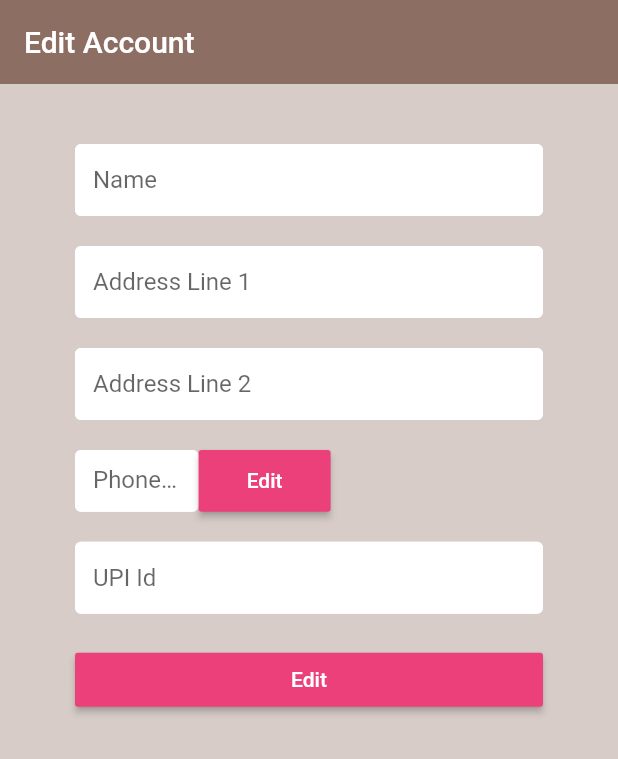
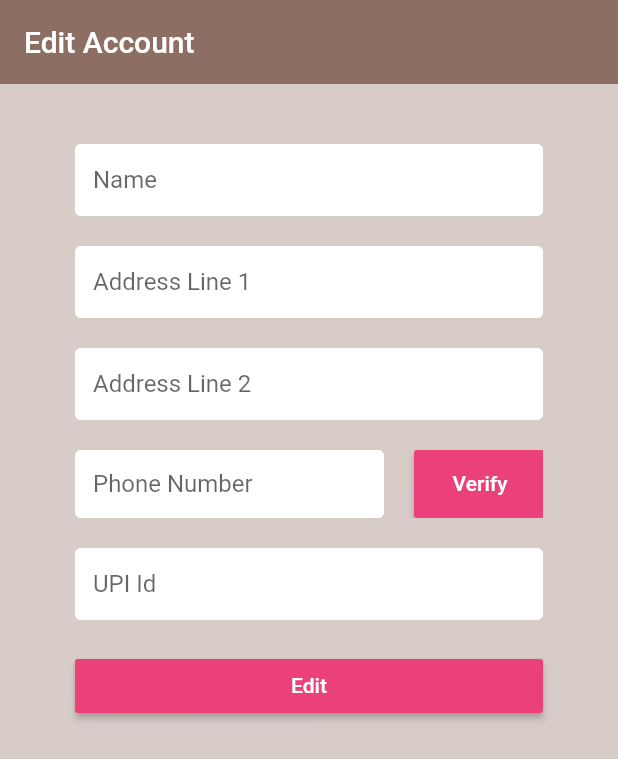
Before and after one commit to ReadyApp-dev/Ready-Vendor, a Flutter app: the EditAccount screen opened directly, on a phone screen of 412 x 824 dp. Shown: the top 759 px of the screen. Run offline on Flutter 3.47's test engine with Material 2 defaults, Android fonts, the phone set to English and light mode, and no system bars; our stand-ins replace cloud_firestore, firebase_auth, flutter_rating_bar, flutter_spinkit, shared_preferences; missing offline and left inert: flutter_counter, upi_india; accounts and stored records are empty.

Commit message:
Add ui for otp verification

```diff
--- a/lib/screens/home/account/edit_account.dart
+++ b/lib/screens/home/account/edit_account.dart
@@ -111,7 +111,7 @@ class _EditAccountState extends State<EditAccount> {
                       height: MediaQuery
                           .of(context)
                           .size
-                          .height * 0.05,
+                          .height * 0.055,
                       child: ListView(
                         scrollDirection: Axis.horizontal,
                         children: <Widget>[
@@ -119,7 +119,7 @@ class _EditAccountState extends State<EditAccount> {
                             width: MediaQuery
                                 .of(context)
                                 .size
-                                .width * 0.2,
+                                .width * 0.5,
 
                             child: TextFormField(
                               initialValue: vendorPhoneNo,
@@ -139,10 +139,11 @@ class _EditAccountState extends State<EditAccount> {
                               },
                             ),
                           ),
+                          SizedBox(width: 20.0,),
                           RaisedButton(
                             color: Colors.pink[400],
                             child: Text(
-                              'Edit',
+                              'Verify',
                               style: TextStyle(color: Colors.white),
                             ),
                             onPressed: () async {
```
